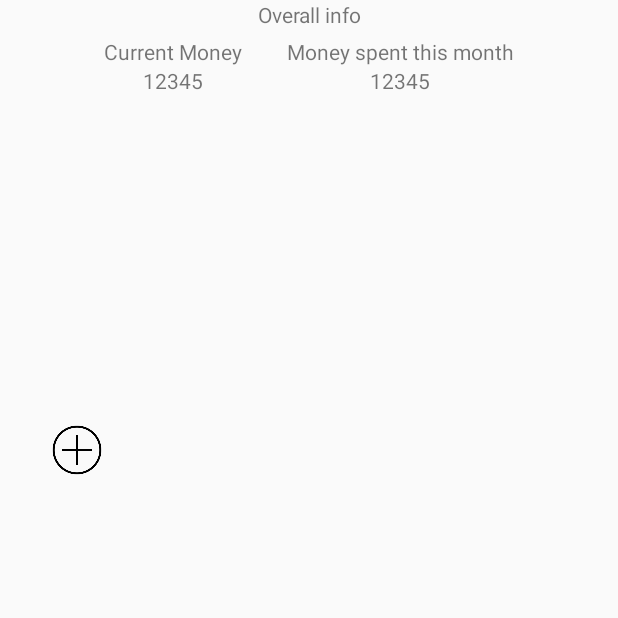
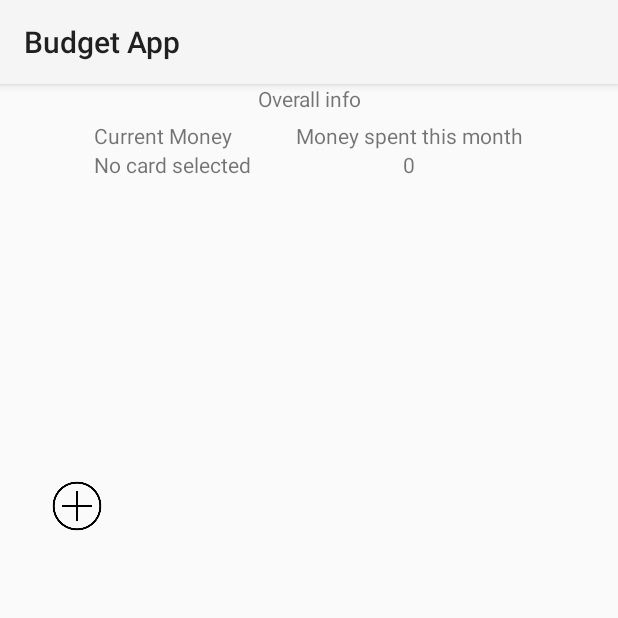
Before and after one commit to muroming/budgetapp, an Android app: the screen it shows after launch (MainActivity), on a phone screen of 412 x 824 dp, the top half of it. Run offline under Robolectric (Android 15) with nearby library versions, the phone set to English and light mode, and no system bars.

Commit message:
Added action bar

```diff
--- a/app/build.gradle
+++ b/app/build.gradle
@@ -27,8 +27,9 @@ dependencies {
     compile 'com.android.support:appcompat-v7:27.+'
     compile 'com.android.support:support-v4:27.+'
     compile 'com.android.support:recyclerview-v7:27.+'
-    compile 'com.android.support.constraint:constraint-layout:1.0.2'
+    compile 'com.android.support:cardview-v7:27.+'
     compile 'com.google.code.gson:gson:2.8.2'
     compile 'com.android.support:design:27.+'
+
     testCompile 'junit:junit:4.12'
 }
--- a/app/src/main/AndroidManifest.xml
+++ b/app/src/main/AndroidManifest.xml
@@ -8,7 +8,7 @@
             android:label="@string/app_name"
             android:roundIcon="@mipmap/ic_launcher_round"
             android:supportsRtl="true"
-            android:theme="@style/AppTheme">
+            android:theme="@style/Theme.AppCompat.Light.NoActionBar">
         <activity android:name=".MainActivity">
             <intent-filter>
                 <action android:name="android.intent.action.MAIN"/>
--- a/app/src/main/java/Utils/DataStructures/CreditCardDB.java
+++ b/app/src/main/java/Utils/DataStructures/CreditCardDB.java
@@ -13,10 +13,14 @@ public class CreditCardDB {
     private List<CreditCard> cards;
     private CreditCard currentCard;
     private Context context;
+    private int moneySpend;
 
     private static CreditCardDB database;
 
     private CreditCardDB() {
+        cards = new ArrayList<>();
+        currentCard = null;
+        moneySpend = 0;
     }
 
     public static CreditCardDB getDatabase() {
@@ -24,6 +28,14 @@ public class CreditCardDB {
             database = new CreditCardDB();
         }
         return database;
+    }
+
+    public int getMoneySpend() {
+        return moneySpend;
+    }
+
+    public void setMoneySpend(int moneySpend) {
+        this.moneySpend = moneySpend;
     }
 
     public void spendMoney(int amount) {
--- a/app/src/main/java/com/example/user/budgetapp/MainActivity.java
+++ b/app/src/main/java/com/example/user/budgetapp/MainActivity.java
@@ -2,17 +2,19 @@ package com.example.user.budgetapp;
 
 import android.os.Bundle;
 import android.support.v4.app.Fragment;
-import android.support.v4.app.FragmentActivity;
 import android.support.v4.app.FragmentManager;
+import android.support.v7.app.AppCompatActivity;
+import android.support.v7.widget.Toolbar;
 import layout.IconsFragment;
 import layout.TotalInfoFragment;
 
-public class MainActivity extends FragmentActivity {
+public class MainActivity extends AppCompatActivity {
 
     @Override
     protected void onCreate(Bundle savedInstanceState) {
         super.onCreate(savedInstanceState);
         setContentView(R.layout.activity_main);
+        setSupportActionBar((Toolbar) findViewById(R.id.toolbar));
 
         FragmentManager fm = getSupportFragmentManager();
         Fragment fragment = fm.findFragmentById(R.id.icon_container);
--- a/app/src/main/java/layout/CreateIconFragment.java
+++ b/app/src/main/java/layout/CreateIconFragment.java
@@ -1,6 +1,7 @@
 package layout;
 
 
+import Utils.DataStructures.CreditCardDB;
 import Utils.DataStructures.Icon;
 import Utils.DataStructures.IconDB;
 import android.os.Bundle;
@@ -135,9 +136,10 @@ public class CreateIconFragment extends Fragment {
                         isGood = false;
                     }
                 }
-                if(isGood) {
+                if(isGood) {//Add icon and spent money
                     icon.setDate(new Date());
                     IconDB.getDB().insertIcon(icon);
+                    CreditCardDB.getDatabase().spendMoney(Integer.valueOf(cost.getText().toString()));
                     getActivity().setResult(0);
                     getActivity().finish();
                 }
--- a/app/src/main/java/layout/TotalInfoFragment.java
+++ b/app/src/main/java/layout/TotalInfoFragment.java
@@ -1,21 +1,21 @@
 package layout;
 
 
+import Utils.DataStructures.CreditCard;
+import Utils.DataStructures.CreditCardDB;
 import android.content.Intent;
 import android.os.Bundle;
 import android.support.v4.app.Fragment;
 import android.view.LayoutInflater;
 import android.view.View;
 import android.view.ViewGroup;
-
+import android.widget.TextView;
 import com.example.user.budgetapp.CreditCardActivity;
 import com.example.user.budgetapp.R;
 
-/**
- * A simple {@link Fragment} subclass.
- */
 public class TotalInfoFragment extends Fragment {
 
+    TextView moneyOnCard, moneySpend;
 
     public TotalInfoFragment() {
         // Required empty public constructor
@@ -27,6 +27,8 @@ public class TotalInfoFragment extends Fragment {
                              Bundle savedInstanceState) {
         // Inflate the layout for this fragment
         View v = inflater.inflate(R.layout.fragment_total_info, container, false);
+        moneyOnCard = v.findViewById(R.id.total_info_current_money);
+        moneySpend = v.findViewById(R.id.total_info_money_spend);
         v.setOnClickListener(new View.OnClickListener() {
             @Override
             public void onClick(View v) {
@@ -37,4 +39,15 @@ public class TotalInfoFragment extends Fragment {
         return v;
     }
 
+    @Override
+    public void onResume() {
+        super.onResume();
+        moneySpend.setText(String.valueOf(CreditCardDB.getDatabase().getMoneySpend()));
+        CreditCard card = CreditCardDB.getDatabase().getCurrentCard();
+        if (card != null) {
+            moneyOnCard.setText(card.getMoneyString());
+        } else {
+            moneyOnCard.setText(getString(R.string.card_selection_warning));
+        }
+    }
 }
--- a/app/src/main/res/layout/activity_main.xml
+++ b/app/src/main/res/layout/activity_main.xml
@@ -4,6 +4,14 @@
         android:layout_height="match_parent"
         xmlns:android="http://schemas.android.com/apk/res/android"
         android:orientation="vertical">
+    <android.support.v7.widget.Toolbar
+            android:layout_width="match_parent"
+            android:layout_height="?attr/actionBarSize"
+            android:background="?attr/colorPrimary"
+            android:elevation="4dp"
+            android:id="@+id/toolbar"
+            android:theme="@style/ThemeOverlay.AppCompat.ActionBar"
+            android:popupTheme="@style/Theme.AppCompat.Light"/>
     <FrameLayout
             android:layout_width="match_parent"
             android:layout_height="0dp"
--- a/app/src/main/res/layout/card_layout.xml
+++ b/app/src/main/res/layout/card_layout.xml
@@ -2,8 +2,7 @@
 <RelativeLayout xmlns:android="http://schemas.android.com/apk/res/android"
                 android:layout_width="match_parent"
                 android:layout_height="wrap_content"
-                android:layout_marginTop="10dp"
-                android:background="@drawable/border">
+                android:layout_marginTop="10dp">
 
     <ImageView
             android:layout_width="100dp"
--- a/app/src/main/res/layout/fragment_credit_card.xml
+++ b/app/src/main/res/layout/fragment_credit_card.xml
@@ -2,6 +2,5 @@
              xmlns:tools="http://schemas.android.com/tools"
              android:layout_width="match_parent"
              android:layout_height="match_parent"
-             tools:context="layout.CreditCardFragment"
-                                        android:id="@+id/credit_card_recycler">
+             tools:context="layout.CreditCardFragment" android:id="@+id/credit_card_recycler">
 </android.support.v7.widget.RecyclerView>
--- a/app/src/main/res/layout/fragment_total_info.xml
+++ b/app/src/main/res/layout/fragment_total_info.xml
@@ -19,12 +19,12 @@
 
         <LinearLayout android:orientation="vertical" android:layout_width="wrap_content" android:layout_height="wrap_content">
             <TextView android:layout_width="wrap_content" android:layout_height="wrap_content" android:text="Current Money"/>
-            <TextView android:layout_gravity="center_horizontal" android:layout_width="wrap_content" android:layout_height="wrap_content" android:text="12345"/>
+            <TextView android:id="@+id/total_info_current_money" android:layout_gravity="center_horizontal" android:layout_width="wrap_content" android:layout_height="wrap_content" android:text="12345"/>
         </LinearLayout>
 
         <LinearLayout android:layout_marginLeft="30dp" android:orientation="vertical" android:layout_width="wrap_content" android:layout_height="wrap_content">
             <TextView android:layout_width="wrap_content" android:layout_height="wrap_content" android:text="Money spent this month"/>
-            <TextView android:layout_gravity="center_horizontal" android:layout_width="wrap_content" android:layout_height="wrap_content" android:text="12345"/>
+            <TextView android:id="@+id/total_info_money_spend" android:layout_gravity="center_horizontal" android:layout_width="wrap_content" android:layout_height="wrap_content" android:text="12345"/>
         </LinearLayout>
     </LinearLayout>
 </RelativeLayout>
--- a/app/src/main/res/values/strings.xml
+++ b/app/src/main/res/values/strings.xml
@@ -11,4 +11,5 @@
     <string name="purpose_transport">Transport</string>
     <string name="purpose_clothes">Clothes</string>
     <string name="purpose_other">Other</string>
+    <string name="card_selection_warning">No card selected</string>
 </resources>
```
Also changed, not shown: app/src/main/java/com/example/user/budgetapp/CreateIconActivity.java (+5 -2 lines), app/src/main/java/com/example/user/budgetapp/CreditCardActivity.java (+5 -2 lines), app/src/main/res/drawable/border.xml (deleted, +0 -13 lines), app/src/main/res/layout/activity_create_icon.xml (+12 -1 lines), app/src/main/res/layout/activity_credit_card.xml (+20 -6 lines).
